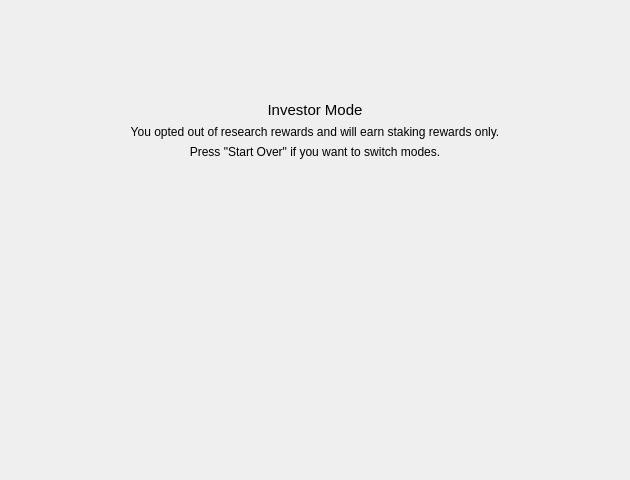
The window that src/qt/forms/researcherwizardinvestorpage.ui (gridcoin-community/Gridcoin-Research) describes before a commit, drawn with Qt 5.
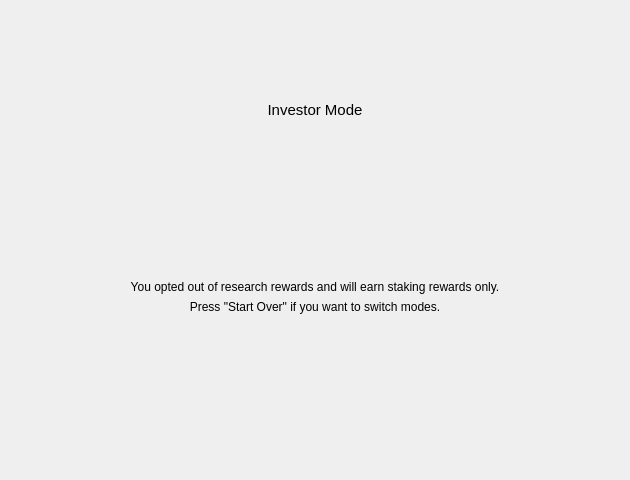
The same window after the commit. Icons and pictures are not drawn.

Patch:
```diff
--- a/src/qt/forms/researcherwizardinvestorpage.ui
+++ b/src/qt/forms/researcherwizardinvestorpage.ui
@@ -88,6 +88,19 @@
      </property>
     </widget>
    </item>
+   <item>
+    <spacer name="verticalSpacer">
+     <property name="orientation">
+      <enum>Qt::Vertical</enum>
+     </property>
+     <property name="sizeHint" stdset="0">
+      <size>
+       <width>20</width>
+       <height>40</height>
+      </size>
+     </property>
+    </spacer>
+   </item>
    <item alignment="Qt::AlignVCenter">
     <widget class="QLabel" name="investorLabel">
      <property name="text">
```
Left out of the diff: 2 changed lines with no effect on the pictures.
